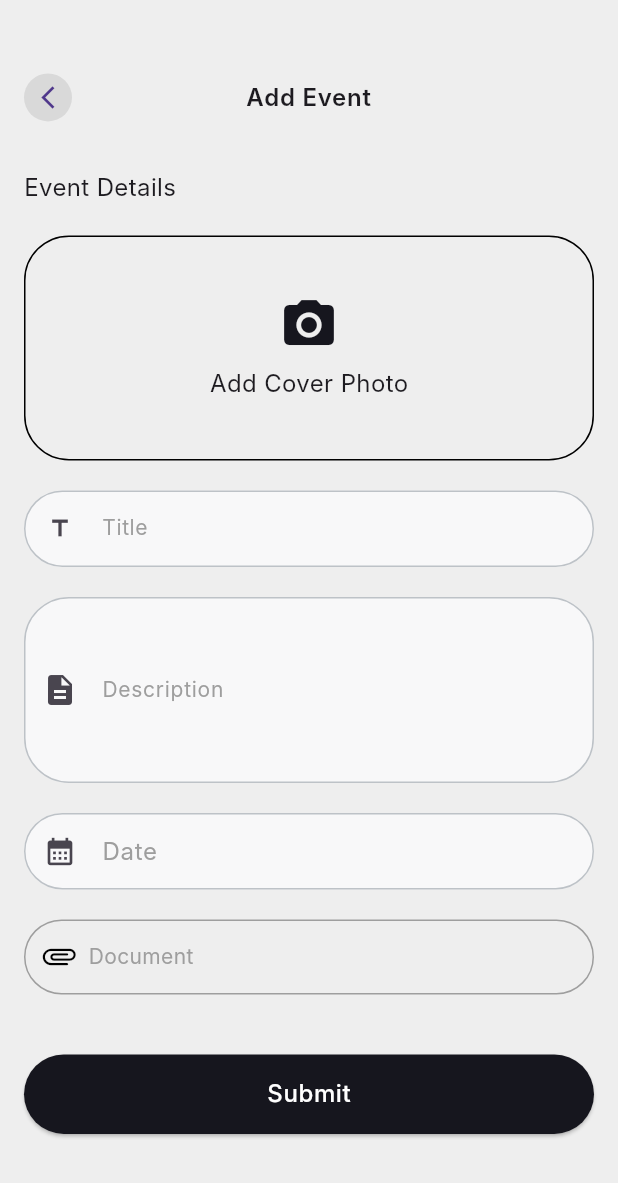
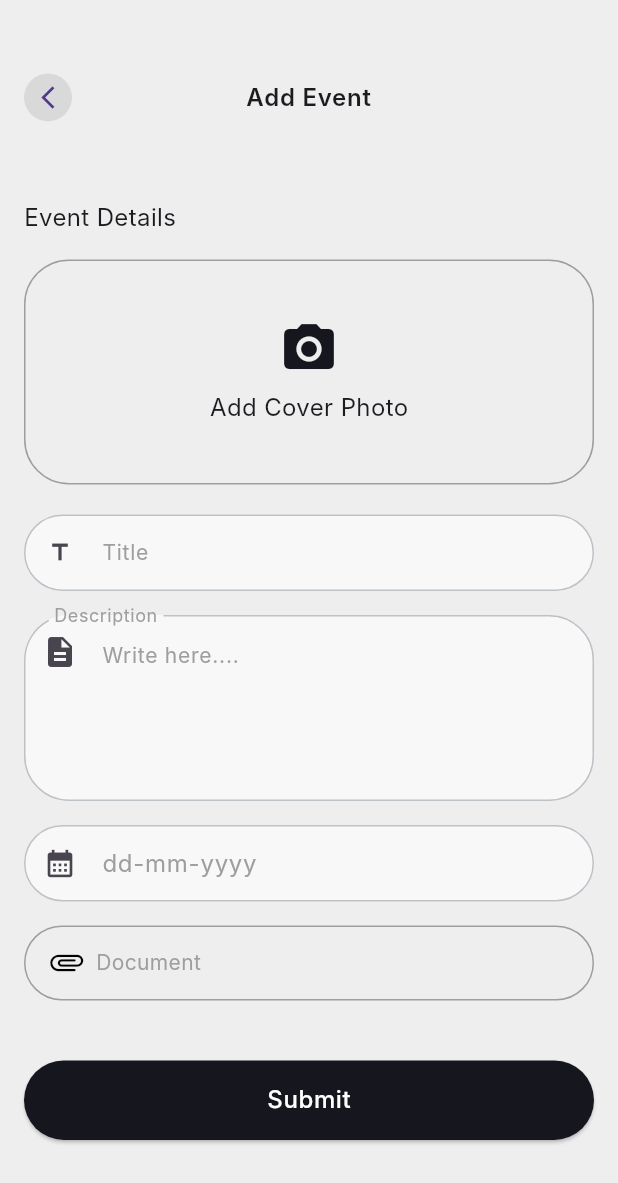
Before and after one commit to altezzai/acadobs, a Flutter app: the AddEventPage screen opened by its route, on a phone screen of 412 x 824 dp. Shown: the top 1183 px of the screen. Run offline on Flutter 3.47's test engine with Material 3 defaults, Android fonts, the phone set to English and light mode, and no system bars; our stand-ins replace dio, file_picker, flutter_rating_bar, go_router, pie_chart; Roboto replaces fonts that are missing (Inter).

Commit message:
bug fixes in eventpage and implemented get students from database

```diff
--- a/lib/features/admin/notices/controller/notice_controller.dart
+++ b/lib/features/admin/notices/controller/notice_controller.dart
@@ -86,7 +86,7 @@ class NoticeController extends ChangeNotifier {
   Future<void> addEvent(BuildContext context,
       {required String title,
       required String description,
-      required String date}) async {
+      required String date, String? coverPhoto}) async {
     final loadingProvider =
         Provider.of<LoadingProvider>(context, listen: false); //loading provider
     loadingProvider.setLoading(true); //start loader
--- a/lib/features/admin/notices/screens/add_event.dart
+++ b/lib/features/admin/notices/screens/add_event.dart
@@ -13,17 +13,32 @@ class AddEventPage extends StatefulWidget {
 }
 
 class _AddEventPageState extends State<AddEventPage> {
-  // final _formKey = GlobalKey<FormState>();
   String? selectedFile;
+  String? coverPhoto;
   final TextEditingController _dateController = TextEditingController();
   final TextEditingController _titleController = TextEditingController();
   final TextEditingController _descriptionController = TextEditingController();
 
   Future<void> pickFile() async {
-    // ignore: unused_local_variable
     FilePickerResult? result = await FilePicker.platform.pickFiles(
       type: FileType.any,
     );
+    if (result != null && result.files.isNotEmpty) {
+      setState(() {
+        selectedFile = result.files.first.name;
+      });
+    }
+  }
+
+  Future<void> pickCoverPhoto() async {
+    FilePickerResult? result = await FilePicker.platform.pickFiles(
+      type: FileType.image,
+    );
+    if (result != null && result.files.isNotEmpty) {
+      setState(() {
+        coverPhoto = result.files.first.name;
+      });
+    }
   }
 
   @override
@@ -33,8 +48,9 @@ class _AddEventPageState extends State<AddEventPage> {
         child: Padding(
           padding: const EdgeInsets.all(16.0),
           child: Column(
-            crossAxisAlignment: CrossAxisAlignment.start,
+            crossAxisAlignment: CrossAxisAlignment.stretch,
             children: [
+              // Custom AppBar
               CustomAppbar(
                 title: "Add Event",
                 isProfileIcon: false,
@@ -42,46 +58,47 @@ class _AddEventPageState extends State<AddEventPage> {
                   Navigator.pop(context);
                 },
               ),
+              SizedBox(height: 20),
+
+              // Event Details Heading
               Text(
                 'Event Details',
                 style: TextStyle(
                   fontSize: 16,
                 ),
               ),
-              SizedBox(height: 20),
+              SizedBox(height: 16),
+
+              // Add Cover Photo
               GestureDetector(
-                onTap: () {
-                  // Add cover photo action
-                },
+                onTap: pickCoverPhoto, // Call pickCoverPhoto here
                 child: Container(
-                  width: double.infinity,
                   height: 150,
                   decoration: BoxDecoration(
-                    border: Border.all(),
+                    border: Border.all(color: Colors.grey),
                     borderRadius: BorderRadius.circular(30),
                   ),
+                  child: Center(
                     child: Column(
                       mainAxisAlignment: MainAxisAlignment.center,
                       children: [
-                      Icon(
-                        Icons.camera_alt,
-                        size: 40,
-                      ),
+                        Icon(Icons.camera_alt, size: 40),
                         SizedBox(height: 8),
                         Text(
-                        'Add Cover Photo',
-                        style: TextStyle(
-                          fontSize: 16,
-                        ),
+                          coverPhoto ?? 'Add Cover Photo',
+                          style: TextStyle(fontSize: 16),
                         ),
                       ],
                     ),
                   ),
                 ),
+              ),
               SizedBox(height: 20),
+
+              // Title Input (styled similar to Add Notice)
               CustomTextfield(
                 controller: _titleController,
-                hintText: 'Title',
+                label: 'Title',
                 iconData: Icon(Icons.title),
                 validator: (value) {
                   if (value == null || value.isEmpty) {
@@ -90,28 +107,43 @@ class _AddEventPageState extends State<AddEventPage> {
                   return null;
                 },
               ),
-              SizedBox(height: 20),
-              TextField(
+              SizedBox(height: 16),
+
+              // Description Input
+              TextFormField(
                 controller: _descriptionController,
                 maxLines: 4,
                 decoration: InputDecoration(
+                  hintText: 'Write here....',
                   labelText: 'Description',
+                  labelStyle: TextStyle(
+                    color: Colors.grey, // Change label text color here
+                  ),
                   border: OutlineInputBorder(
-                    borderRadius: BorderRadius.circular(30),
+                    borderRadius: BorderRadius.circular(30.0),
                   ),
-                  prefixIcon: Icon(Icons.description),
+                  prefixIcon: Padding(
+                    padding: const EdgeInsets.only(
+                        bottom: 75.0), // Adjust this value to your needs
+                    child: Icon(Icons.description),
+                  ),
+                  floatingLabelBehavior: FloatingLabelBehavior.always,
                 ),
               ),
-              SizedBox(height: 20),
+
+              SizedBox(height: 16),
+
+              // Date Picker (styled similar to Add Notice)
               CustomDatePicker(
-                label: "Date",
-                dateController:
-                    _dateController, // Unique controller for end date
+                label: "dd-mm-yyyy",
+                dateController: _dateController,
                 onDateSelected: (selectedDate) {
-                  print("End Date selected: $selectedDate");
+                  print("Event Date selected: $selectedDate");
                 },
               ),
-              SizedBox(height: 20),
+              SizedBox(height: 16),
+
+              // Document Upload Button (styled like Add Notice)
               GestureDetector(
                 onTap: pickFile,
                 child: Container(
@@ -119,8 +151,8 @@ class _AddEventPageState extends State<AddEventPage> {
                     border: Border.all(color: Colors.grey),
                     borderRadius: BorderRadius.circular(25.0),
                   ),
-                  padding: const EdgeInsets.symmetric(
-                      horizontal: 10.0, vertical: 12.0),
+                  padding:
+                      EdgeInsets.symmetric(vertical: 12.0, horizontal: 15.0),
                   child: Row(
                     children: [
                       Icon(Icons.attachment_rounded, color: Colors.black),
@@ -140,6 +172,8 @@ class _AddEventPageState extends State<AddEventPage> {
                 ),
               ),
               SizedBox(height: 40),
+
+              // Submit Button
               Center(
                 child: CustomButton(
                   text: 'Submit',
@@ -148,13 +182,10 @@ class _AddEventPageState extends State<AddEventPage> {
                           context,
                           title: _titleController.text,
                           description: _descriptionController.text,
-                        date: _dateController.text);
-                    // if (_formKey.currentState?.validate() ?? false) {
-                    //   // Handle form submission logic here
-                    //   ScaffoldMessenger.of(context).showSnackBar(
-                    //     SnackBar(content: Text('Form successfully submitted!')),
-                    //   );
-                    // }
+                          date: _dateController.text,
+                          coverPhoto:
+                              coverPhoto, // Use the selected cover photo
+                        );
                   },
                 ),
               ),
--- a/lib/features/admin/payments/screens/add_donation.dart
+++ b/lib/features/admin/payments/screens/add_donation.dart
@@ -85,7 +85,7 @@ class _AddDonationPageState extends State<AddDonationPage> {
                     const SizedBox(height: 16),
                     CustomDropdown(
                       dropdownKey: 'select student',
-                      label: 'Select studenr',
+                      label: 'Select student',
                       items: ['Student 1', 'Student 2', 'Student 3'],
                       icon: Icons.person,
                     ),
--- a/lib/features/admin/payments/screens/add_payment.dart
+++ b/lib/features/admin/payments/screens/add_payment.dart
@@ -74,7 +74,7 @@ class _AddPaymentPageState extends State<AddPaymentPage> {
                     dropdownKey: 'division',
                     label: 'Division',
                     items: ['Division A', 'Division B', 'Division C'],
-                    icon: Icons.account_circle,
+                    icon: Icons.group,
                   ),
                 ),
               ],
```
Also changed, not shown: lib/features/admin/student/screens/newstudent.dart (+70 -43 lines), lib/features/admin/student/screens/studentpage.dart (+54 -79 lines). Lines whose indentation alone changed are shown as unchanged.
